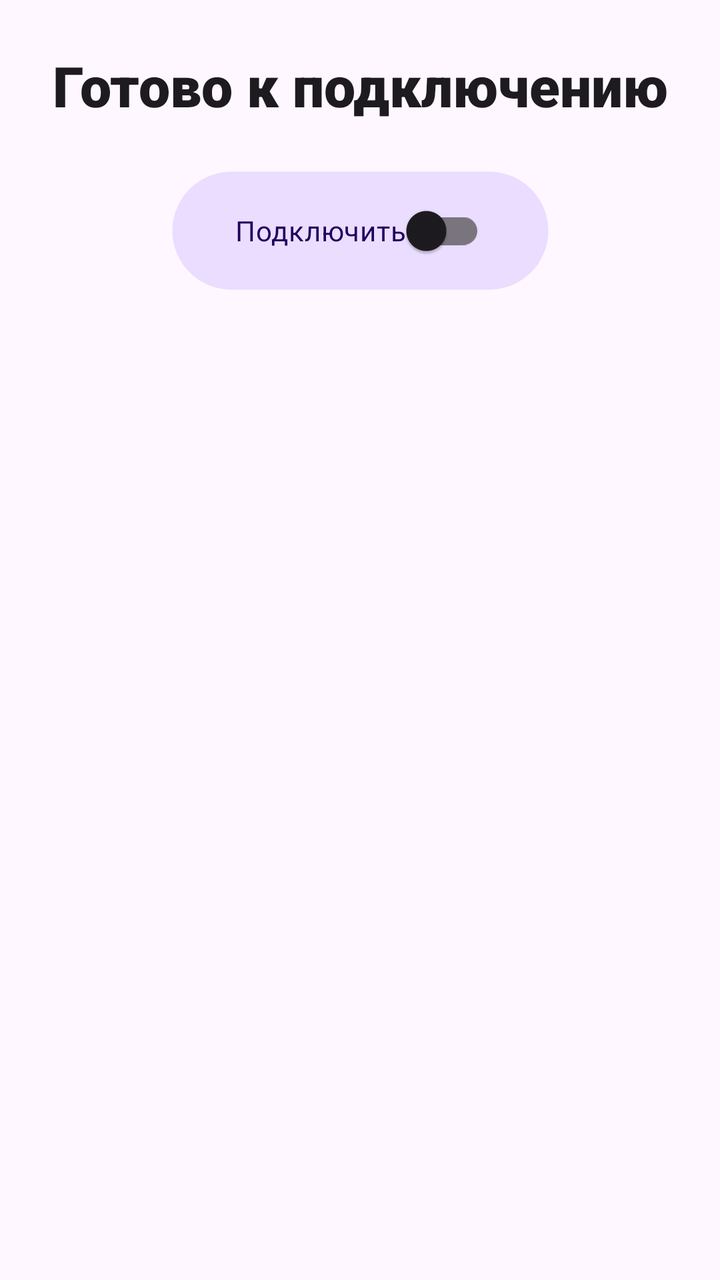
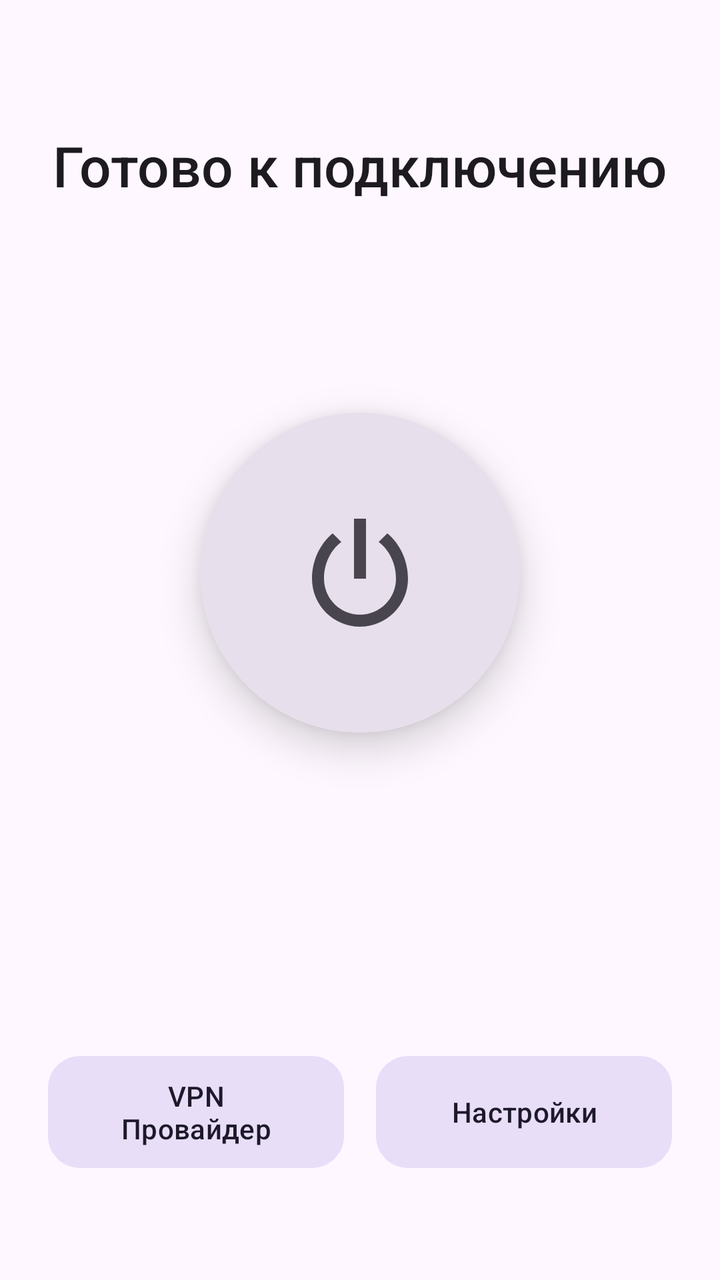

The first picture is an Android layout as it rendered before a commit; the second is the same layout after the commit. The layout source and the unified diff follow.
<!-- AndroidManifest.xml: application theme DefaultTheme -->
<!-- res/layout/fragment_connect.xml -->
<?xml version="1.0" encoding="utf-8"?>
<ScrollView xmlns:android="http://schemas.android.com/apk/res/android"
    xmlns:app="http://schemas.android.com/apk/res-auto"
    xmlns:tools="http://schemas.android.com/tools"
    android:layout_width="match_parent"
    android:layout_height="match_parent"
    android:fillViewport="true">

    <androidx.constraintlayout.widget.ConstraintLayout
        android:layout_width="match_parent"
        android:layout_height="wrap_content">

        <TextView
            android:id="@+id/tvTitle"
            android:layout_width="wrap_content"
            android:layout_height="wrap_content"
            android:layout_marginTop="24dp"
            android:fontFamily="sans-serif-black"
            android:text="@string/secure_your_connection_title"
            android:textAppearance="@style/TextAppearance.Material3.HeadlineMedium"
            app:layout_constraintEnd_toEndOf="parent"
            app:layout_constraintStart_toStartOf="parent"
            app:layout_constraintTop_toTopOf="parent" />

        <com.google.android.material.switchmaterial.SwitchMaterial
            android:id="@+id/switchConnect"
            android:layout_width="wrap_content"
            android:layout_height="60dp"
            android:layout_marginTop="24dp"
            android:background="@drawable/btn_shape_round"
            android:backgroundTint="?attr/colorPrimaryContainer"
            android:textColor="?attr/colorOnPrimaryContainer"
            android:paddingStart="@dimen/button_horizontal_med_margin"
            android:paddingTop="@dimen/button_horizontal_small_margin"
            android:paddingEnd="@dimen/button_horizontal_med_margin"
            android:paddingBottom="@dimen/button_horizontal_small_margin"
            android:text="@string/connect"
            app:layout_constraintEnd_toEndOf="parent"
            app:layout_constraintStart_toStartOf="parent"
            app:layout_constraintTop_toBottomOf="@+id/tvTitle" />

        <ListView
            android:id="@+id/lvConnected"
            android:layout_width="0dp"
            android:layout_height="380dp"
            android:layout_marginStart="24dp"
            android:layout_marginTop="16dp"
            android:layout_marginEnd="24dp"
            android:dividerHeight="1dp"
            android:drawSelectorOnTop="true"
            android:visibility="visible"
            app:layout_constraintEnd_toEndOf="parent"
            app:layout_constraintStart_toStartOf="parent"
            app:layout_constraintTop_toBottomOf="@+id/switchConnect"
            app:layout_constraintBottom_toTopOf="@+id/progressBar" />

        <ProgressBar
            android:id="@+id/progressBar"
            style="@android:style/Widget.DeviceDefault.ProgressBar.Horizontal"
            android:layout_width="0dp"
            android:layout_height="36dp"
            android:layout_marginStart="24dp"
            android:layout_marginEnd="24dp"
            android:layout_marginBottom="24dp"
            android:progressTint="?attr/colorPrimary"
            android:visibility="invisible"
            app:layout_constraintBottom_toBottomOf="parent"
            app:layout_constraintEnd_toEndOf="parent"
            app:layout_constraintStart_toStartOf="parent"
            tools:progress="33"
            tools:visibility="visible" />

    </androidx.constraintlayout.widget.ConstraintLayout>
</ScrollView>
<!-- resources referenced by this layout -->
<resources>
  <dimen name="button_horizontal_med_margin">32dp</dimen>
  <dimen name="button_horizontal_small_margin">16dp</dimen>
  <!-- drawable btn_shape_round (drawable) -->
  <?xml version="1.0" encoding="utf-8"?>
  <shape xmlns:android="http://schemas.android.com/apk/res/android"
      android:padding="16dp"
      android:shape="rectangle">
      <stroke
          android:width="1dp"
          android:color="@android:color/transparent" />
      <corners android:radius="32dp" />
  </shape>
  <string name="connect">Подключить</string>
  <string name="secure_your_connection_title">Готово к подключению</string>
  <style name="DefaultTheme" parent="Theme.Material3.DayNight.NoActionBar">
          <item name="preferenceTheme">@style/PrefsTheme</item>
      </style>
  <style name="PrefsTheme" parent="PreferenceThemeOverlay">
          <item name="android:layout">@layout/fragment_settings</item>
      </style>
</resources>

<!-- the commit's change to res/layout/fragment_connect.xml (unified diff, before → after) -->
@@ -1,74 +1,97 @@
 <?xml version="1.0" encoding="utf-8"?>
-<ScrollView xmlns:android="http://schemas.android.com/apk/res/android"
+<androidx.constraintlayout.widget.ConstraintLayout xmlns:android="http://schemas.android.com/apk/res/android"
     xmlns:app="http://schemas.android.com/apk/res-auto"
     xmlns:tools="http://schemas.android.com/tools"
     android:layout_width="match_parent"
-    android:layout_height="match_parent"
-    android:fillViewport="true">
+    android:layout_height="match_parent">
 
-    <androidx.constraintlayout.widget.ConstraintLayout
+    
+    <TextView
+        android:id="@+id/tvTitle"
+        android:layout_width="wrap_content"
+        android:layout_height="wrap_content"
+        android:layout_marginTop="64dp"
+        android:fontFamily="sans-serif-medium"
+        android:text="@string/secure_your_connection_title"
+        android:textAppearance="@style/TextAppearance.Material3.HeadlineMedium"
+        android:textColor="?attr/colorOnSurface"
+        app:layout_constraintEnd_toEndOf="parent"
+        app:layout_constraintStart_toStartOf="parent"
+        app:layout_constraintTop_toTopOf="parent" />
+
+    
+    <com.google.android.material.card.MaterialCardView
+        android:id="@+id/btnConnectCard"
+        android:layout_width="160dp"
+        android:layout_height="160dp"
+        app:cardCornerRadius="80dp"
+        app:cardElevation="12dp"
+        app:cardBackgroundColor="?attr/colorSurfaceVariant"
+        app:strokeWidth="0dp"
+        android:clickable="true"
+        android:focusable="true"
+        android:foreground="?attr/selectableItemBackground"
+        app:layout_constraintBottom_toTopOf="@+id/buttonsLayout"
+        app:layout_constraintEnd_toEndOf="parent"
+        app:layout_constraintStart_toStartOf="parent"
+        app:layout_constraintTop_toBottomOf="@+id/tvTitle"
+        app:layout_constraintVertical_bias="0.4">
+
+        <ImageView
+            android:id="@+id/ivPowerIcon"
+            android:layout_width="72dp"
+            android:layout_height="72dp"
+            android:layout_gravity="center"
+            android:src="@drawable/ic_power"
+            app:tint="?attr/colorOnSurfaceVariant" />
+    </com.google.android.material.card.MaterialCardView>
+
+    
+    <LinearLayout
+        android:id="@+id/buttonsLayout"
         android:layout_width="match_parent"
-        android:layout_height="wrap_content">
+        android:layout_height="wrap_content"
+        android:orientation="horizontal"
+        android:gravity="center"
+        android:paddingHorizontal="24dp"
+        android:layout_marginBottom="48dp"
+        app:layout_constraintBottom_toTopOf="@+id/progressBar"
+        app:layout_constraintEnd_toEndOf="parent"
+        app:layout_constraintStart_toStartOf="parent">
 
-        <TextView
-            android:id="@+id/tvTitle"
-            android:layout_width="wrap_content"
-            android:layout_height="wrap_content"
-            android:layout_marginTop="24dp"
-            android:fontFamily="sans-serif-black"
-            android:text="@string/secure_your_connection_title"
-            android:textAppearance="@style/TextAppearance.Material3.HeadlineMedium"
-            app:layout_constraintEnd_toEndOf="parent"
-            app:layout_constraintStart_toStartOf="parent"
-            app:layout_constraintTop_toTopOf="parent" />
+        <com.google.android.material.button.MaterialButton
+            android:id="@+id/btnProvider"
+            style="@style/Widget.Material3.Button.TonalButton"
+            android:layout_width="0dp"
+            android:layout_height="64dp"
+            android:layout_weight="1"
+            android:layout_marginEnd="8dp"
+            android:text="VPN Провайдер"
+            app:cornerRadius="16dp" />
 
-        <com.google.android.material.switchmaterial.SwitchMaterial
-            android:id="@+id/switchConnect"
-            android:layout_width="wrap_content"
-            android:layout_height="60dp"
-            android:layout_marginTop="24dp"
-            android:background="@drawable/btn_shape_round"
-            android:backgroundTint="?attr/colorPrimaryContainer"
-            android:textColor="?attr/colorOnPrimaryContainer"
-            android:paddingStart="@dimen/button_horizontal_med_margin"
-            android:paddingTop="@dimen/button_horizontal_small_margin"
-            android:paddingEnd="@dimen/button_horizontal_med_margin"
-            android:paddingBottom="@dimen/button_horizontal_small_margin"
-            android:text="@string/connect"
-            app:layout_constraintEnd_toEndOf="parent"
-            app:layout_constraintStart_toStartOf="parent"
-            app:layout_constraintTop_toBottomOf="@+id/tvTitle" />
+        <com.google.android.material.button.MaterialButton
+            android:id="@+id/btnSettings"
+            style="@style/Widget.Material3.Button.TonalButton"
+            android:layout_width="0dp"
+            android:layout_height="64dp"
+            android:layout_weight="1"
+            android:layout_marginStart="8dp"
+            android:text="Настройки"
+            app:cornerRadius="16dp" />
+    </LinearLayout>
 
-        <ListView
-            android:id="@+id/lvConnected"
-            android:layout_width="0dp"
-            android:layout_height="380dp"
-            android:layout_marginStart="24dp"
-            android:layout_marginTop="16dp"
-            android:layout_marginEnd="24dp"
-            android:dividerHeight="1dp"
-            android:drawSelectorOnTop="true"
-            android:visibility="visible"
-            app:layout_constraintEnd_toEndOf="parent"
-            app:layout_constraintStart_toStartOf="parent"
-            app:layout_constraintTop_toBottomOf="@+id/switchConnect"
-            app:layout_constraintBottom_toTopOf="@+id/progressBar" />
+    
+    <com.google.android.material.progressindicator.LinearProgressIndicator
+        android:id="@+id/progressBar"
+        android:layout_width="match_parent"
+        android:layout_height="wrap_content"
+        android:indeterminate="true"
+        android:visibility="invisible"
+        app:trackCornerRadius="0dp"
+        app:indicatorColor="?attr/colorPrimary"
+        app:layout_constraintBottom_toBottomOf="parent"
+        app:layout_constraintEnd_toEndOf="parent"
+        app:layout_constraintStart_toStartOf="parent"
+        tools:visibility="visible" />
 
-        <ProgressBar
-            android:id="@+id/progressBar"
-            style="@android:style/Widget.DeviceDefault.ProgressBar.Horizontal"
-            android:layout_width="0dp"
-            android:layout_height="36dp"
-            android:layout_marginStart="24dp"
-            android:layout_marginEnd="24dp"
-            android:layout_marginBottom="24dp"
-            android:progressTint="?attr/colorPrimary"
-            android:visibility="invisible"
-            app:layout_constraintBottom_toBottomOf="parent"
-            app:layout_constraintEnd_toEndOf="parent"
-            app:layout_constraintStart_toStartOf="parent"
-            tools:progress="33"
-            tools:visibility="visible" />
-
-    </androidx.constraintlayout.widget.ConstraintLayout>
-</ScrollView>
+</androidx.constraintlayout.widget.ConstraintLayout>
<!-- resource entries referenced after the edit -->
@@ -1,18 +1,15 @@
 <!-- resources referenced by this layout -->
 <resources>
-  <dimen name="button_horizontal_med_margin">32dp</dimen>
-  <dimen name="button_horizontal_small_margin">16dp</dimen>
-  <!-- drawable btn_shape_round (drawable) -->
-  <?xml version="1.0" encoding="utf-8"?>
-  <shape xmlns:android="http://schemas.android.com/apk/res/android"
-      android:padding="16dp"
-      android:shape="rectangle">
-      <stroke
-          android:width="1dp"
-          android:color="@android:color/transparent" />
-      <corners android:radius="32dp" />
-  </shape>
-  <string name="connect">Подключить</string>
+  <!-- drawable ic_power (drawable) -->
+  <vector xmlns:android="http://schemas.android.com/apk/res/android"
+      android:width="24dp"
+      android:height="24dp"
+      android:viewportWidth="24"
+      android:viewportHeight="24">
+    <path
+        android:pathData="M16.56,5.44l-1.45,1.45C16.84,8.16 18,10.45 18,13c0,3.31 -2.69,6 -6,6s-6,-2.69 -6,-6c0,-2.55 1.16,-4.84 2.89,-6.11L7.44,5.44C5.36,7.18 4,9.94 4,13c0,4.42 3.58,8 8,8s8,-3.58 8,-8c0,-3.06 -1.36,-5.82 -3.44,-7.56zM11,3h2v10h-2z"
+        android:fillColor="#000000"/>
+  </vector>
   <string name="secure_your_connection_title">Готово к подключению</string>
   <style name="DefaultTheme" parent="Theme.Material3.DayNight.NoActionBar">
           <item name="preferenceTheme">@style/PrefsTheme</item>
